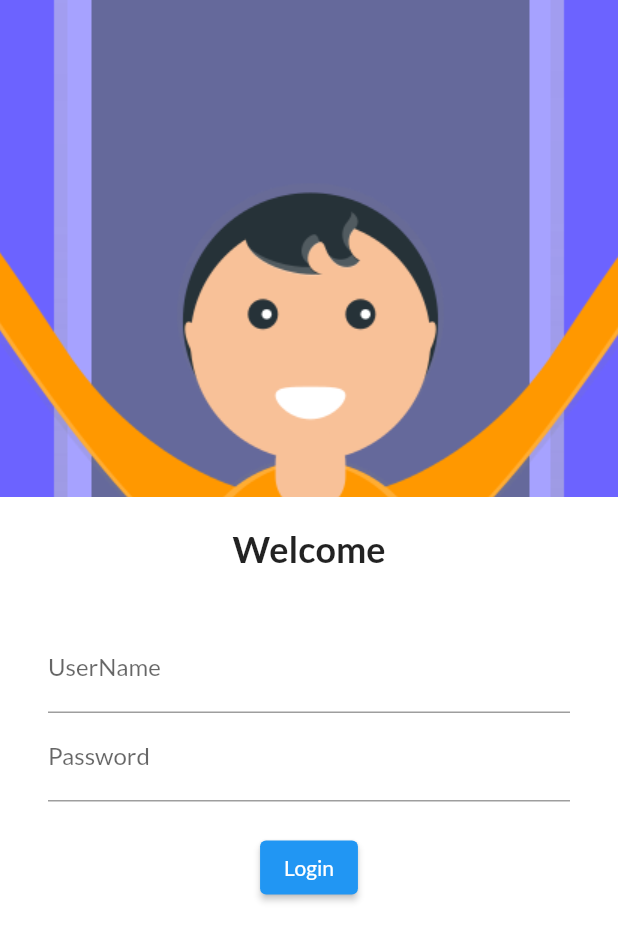
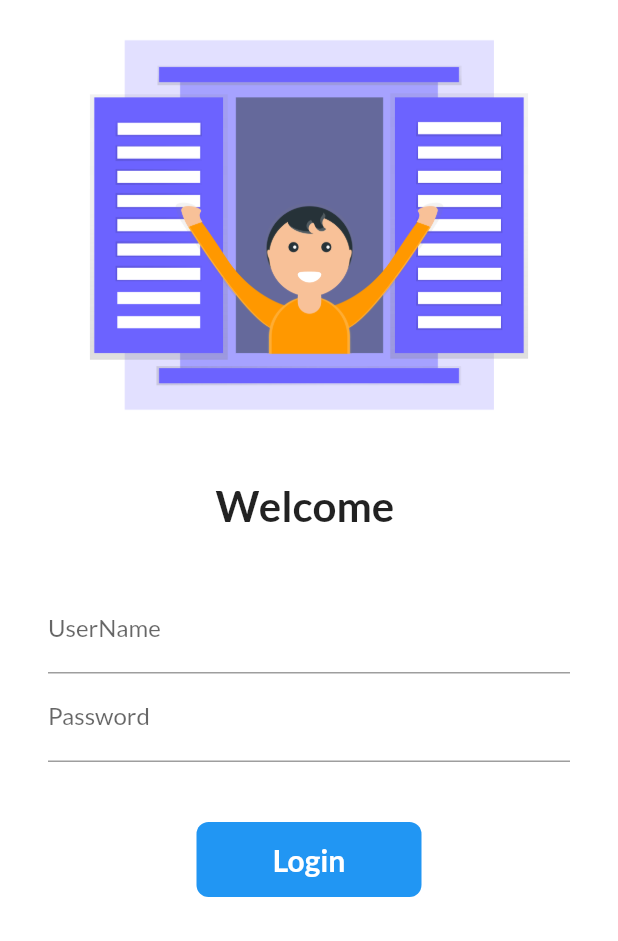
Before and after one commit to shivrajgodle/flutterapptutorial, a Flutter app: the screen it shows after launch, on a phone screen of 412 x 824 dp. Shown: the top 941 px of the screen. Run offline on Flutter 3.47's test engine with Material 2 defaults, Android fonts, the phone set to English and light mode, and no system bars; our stand-ins replace google_fonts.

Commit message:
button animations added

```diff
--- a/lib/main.dart
+++ b/lib/main.dart
@@ -1,4 +1,5 @@
 import 'package:flutter/material.dart';
+import 'package:flutterapp/utils/routes.dart';
 import 'package:google_fonts/google_fonts.dart';
 import 'package:flutterapp/pages/homepage.dart';
 import 'package:flutterapp/pages/loginpage.dart';
@@ -22,8 +23,8 @@ class MyApp extends StatelessWidget {
       initialRoute: "/",
       routes: {
         "/": (context) => LoginPage(),
-        "/home": (context) => HomePage(),
-        "/login": (context) => HomePage(),
+        MyRoutes.homeRoute: (context) => HomePage(),
+        MyRoutes.loginRoute: (context) => HomePage(),
       },
     );
   }
--- a/lib/pages/loginpage.dart
+++ b/lib/pages/loginpage.dart
@@ -1,54 +1,106 @@
 import 'package:flutter/material.dart';
+import 'package:flutterapp/utils/routes.dart';
 
-class LoginPage extends StatelessWidget {
+class LoginPage extends StatefulWidget {
   const LoginPage({Key? key}) : super(key: key);
 
   @override
+  _LoginPageState createState() => _LoginPageState();
+}
+
+class _LoginPageState extends State<LoginPage> {
+  @override
+  String name = "";
+  bool changeButton = false;
   Widget build(BuildContext context) {
     return Material(
         color: Colors.white,
+        child: SingleChildScrollView(
           child: Column(
             children: [
               Image.asset(
                 "assets/images/welcome.png",
-              fit: BoxFit.none,
+                fit: BoxFit.cover,
+                height: 300,
               ),
               SizedBox(
                 height: 20.0,
               ),
               Text(
-              "Welcome",
-              style: TextStyle(fontSize: 24, fontWeight: FontWeight.bold),
+                "Welcome $name",
+                style: TextStyle(fontSize: 28, fontWeight: FontWeight.bold),
               ),
               SizedBox(
                 height: 20.0,
               ),
               Padding(
-              padding:
-                  const EdgeInsets.symmetric(vertical: 16.0, horizontal: 32.0),
+                padding: const EdgeInsets.symmetric(
+                    vertical: 16.0, horizontal: 32.0),
                 child: Column(
                   children: [
                     TextFormField(
                       decoration: InputDecoration(
                           hintText: "Enter Username", labelText: "UserName"),
+                      onChanged: (value) {
+                        name = value;
+                        setState(() {});
+                      },
                     ),
                     TextFormField(
                       obscureText: true,
                       decoration: InputDecoration(
                           hintText: "Enter Password", labelText: "Password"),
                     ),
-                  SizedBox(height: 20.0),
-                  ElevatedButton(
-                    child: Text("Login"),
-                    onPressed: () {
-                      print("hi you have logged in succesfully!!!");
+                    SizedBox(height: 40.0),
+
+                    InkWell(
+                      onTap: () async {
+                        setState(() {
+                          changeButton = true;
+                        });
+                        await Future.delayed(Duration(seconds: 1));
+                        Navigator.pushNamed(context, MyRoutes.homeRoute);
                       },
-                    style: TextButton.styleFrom(),
+                      child: AnimatedContainer(
+                        duration: Duration(seconds: 1),
+                        width: changeButton ? 50 : 150,
+                        height: 50,
+                        alignment: Alignment.center,
+                        child: changeButton
+                            ? Icon(
+                                Icons.done,
+                                color: Colors.white,
                               )
+                            : Text(
+                                "Login",
+                                style: TextStyle(
+                                    color: Colors.white,
+                                    fontWeight: FontWeight.bold,
+                                    fontSize: 20),
+                              ),
+                        decoration: BoxDecoration(
+                            color: Colors.blue,
+                            // shape: changeButton
+                            //     ? BoxShape.circle
+                            //     : BoxShape.rectangle,
+
+                            borderRadius:
+                                BorderRadius.circular(changeButton ? 20 : 8)),
+                      ),
+                    ),
+
+                    // ElevatedButton(
+                    //   child: Text("Login"),
+                    //   onPressed: () {
+                    //     Navigator.pushNamed(context, MyRoutes.homeRoute);
+                    //   },
+                    //   style: TextButton.styleFrom(minimumSize: Size(150, 40)),
+                    // )
                   ],
                 ),
               )
             ],
+          ),
         ));
   }
 }
--- /dev/null
+++ b/lib/utils/routes.dart
@@ -0,0 +1,4 @@
+class MyRoutes {
+  static String loginRoute = "/login";
+  static String homeRoute = "/home";
+}
```
Lines whose indentation alone changed are shown as unchanged.
